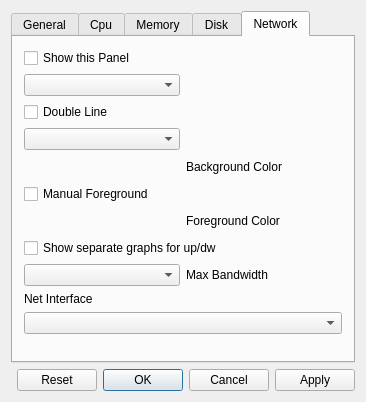
This is PerformanceMonitor.ui in marcelmacuf/Performance-monitor5 as Qt 5 draws it before an edit. The edited form follows.
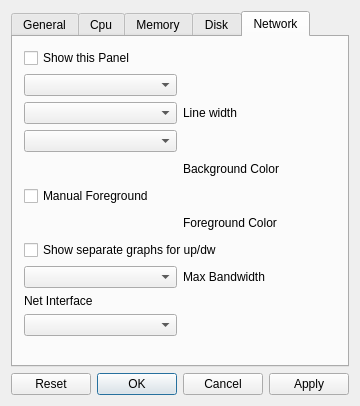
This is the edited form. The open tabs and pages were chosen to show the change. Icons and pictures are not drawn. Custom widgets are drawn as their Qt base class.

Diff of the .ui file:
```diff
--- a/PerformanceMonitor.ui
+++ b/PerformanceMonitor.ui
@@ -6,8 +6,8 @@
    <rect>
     <x>0</x>
     <y>0</y>
-    <width>325</width>
-    <height>402</height>
+    <width>336</width>
+    <height>406</height>
    </rect>
   </property>
   <property name="windowTitle">
@@ -17,15 +17,15 @@
    <iconset resource="PerformanceMonitor.qrc">
     <normaloff>:/PerformanceMonitor/Icon/AppIcon.ico</normaloff>:/PerformanceMonitor/Icon/AppIcon.ico</iconset>
   </property>
-  <layout class="QGridLayout" name="gridLayout">
-   <item row="1" column="1">
+  <layout class="QGridLayout" name="gridLayout_6">
+   <item row="2" column="1">
     <widget class="QDialogButtonBox" name="buttonBox">
      <property name="standardButtons">
       <set>QDialogButtonBox::StandardButton::Apply|QDialogButtonBox::StandardButton::Cancel|QDialogButtonBox::StandardButton::Ok|QDialogButtonBox::StandardButton::Reset</set>
      </property>
     </widget>
    </item>
-   <item row="0" column="0" colspan="2">
+   <item row="1" column="1">
     <widget class="QTabWidget" name="tabWidget">
      <property name="currentIndex">
       <number>0</number>
@@ -400,65 +400,17 @@
       <attribute name="title">
        <string>Network</string>
       </attribute>
-      <layout class="QGridLayout" name="gridLayout_6">
-       <item row="0" column="0" colspan="2">
-        <widget class="QCheckBox" name="showNET">
-         <property name="text">
-          <string>Show this Panel</string>
-         </property>
-        </widget>
-       </item>
-       <item row="1" column="0">
-        <widget class="QComboBox" name="graphNET"/>
-       </item>
-       <item row="2" column="0" colspan="2">
-        <widget class="QCheckBox" name="doubleLineNET">
-         <property name="text">
-          <string>Double Line</string>
-         </property>
-        </widget>
-       </item>
+      <layout class="QGridLayout" name="gridLayout">
        <item row="3" column="0">
         <widget class="QComboBox" name="sizeNET"/>
        </item>
-       <item row="4" column="0">
-        <widget class="ColorButton" name="pbBackNET">
-         <property name="text">
-          <string/>
-         </property>
-         <property name="flat">
-          <bool>true</bool>
-         </property>
-        </widget>
+       <item row="1" column="0">
+        <widget class="QComboBox" name="graphNET"/>
        </item>
-       <item row="4" column="1">
-        <widget class="QLabel" name="label_28">
+       <item row="0" column="0">
+        <widget class="QCheckBox" name="showNET">
          <property name="text">
-          <string>Background Color</string>
-         </property>
-        </widget>
-       </item>
-       <item row="5" column="0" colspan="2">
-        <widget class="QCheckBox" name="chNETManual">
-         <property name="text">
-          <string>Manual Foreground</string>
-         </property>
-        </widget>
-       </item>
-       <item row="6" column="0">
-        <widget class="ColorButton" name="pbLineNET">
-         <property name="text">
-          <string/>
-         </property>
-         <property name="flat">
-          <bool>true</bool>
-         </property>
-        </widget>
-       </item>
-       <item row="6" column="1">
-        <widget class="QLabel" name="label_27">
-         <property name="text">
-          <string>Foreground Color</string>
+          <string>Show this Panel</string>
          </property>
         </widget>
        </item>
@@ -469,13 +421,13 @@
          </property>
         </widget>
        </item>
-       <item row="8" column="0">
-        <widget class="QComboBox" name="maxBandwithNET"/>
-       </item>
-       <item row="8" column="1">
-        <widget class="QLabel" name="label_6">
+       <item row="4" column="0">
+        <widget class="ColorButton" name="pbBackNET">
          <property name="text">
-          <string>Max Bandwidth</string>
+          <string/>
+         </property>
+         <property name="flat">
+          <bool>true</bool>
          </property>
         </widget>
        </item>
@@ -486,7 +438,24 @@
          </property>
         </widget>
        </item>
-       <item row="11" column="0">
+       <item row="2" column="0">
+        <widget class="QComboBox" name="lineSizeNET"/>
+       </item>
+       <item row="2" column="1">
+        <widget class="QLabel" name="label_17">
+         <property name="text">
+          <string>Line width</string>
+         </property>
+        </widget>
+       </item>
+       <item row="6" column="1">
+        <widget class="QLabel" name="label_27">
+         <property name="text">
+          <string>Foreground Color</string>
+         </property>
+        </widget>
+       </item>
+       <item row="11" column="1">
         <spacer name="verticalSpacer_3">
          <property name="orientation">
           <enum>Qt::Orientation::Vertical</enum>
@@ -499,9 +468,43 @@
          </property>
         </spacer>
        </item>
-       <item row="10" column="0" colspan="2">
+       <item row="5" column="0">
+        <widget class="QCheckBox" name="chNETManual">
+         <property name="text">
+          <string>Manual Foreground</string>
+         </property>
+        </widget>
+       </item>
+       <item row="8" column="0">
+        <widget class="QComboBox" name="maxBandwithNET"/>
+       </item>
+       <item row="6" column="0">
+        <widget class="ColorButton" name="pbLineNET">
+         <property name="text">
+          <string/>
+         </property>
+         <property name="flat">
+          <bool>true</bool>
+         </property>
+        </widget>
+       </item>
+       <item row="10" column="0">
         <widget class="QComboBox" name="maxBandwithNET_2"/>
        </item>
+       <item row="4" column="1">
+        <widget class="QLabel" name="label_28">
+         <property name="text">
+          <string>Background Color</string>
+         </property>
+        </widget>
+       </item>
+       <item row="8" column="1">
+        <widget class="QLabel" name="label_6">
+         <property name="text">
+          <string>Max Bandwidth</string>
+         </property>
+        </widget>
+       </item>
       </layout>
      </widget>
     </widget>
```
Left out of the diff: 227 changed lines with no effect on the pictures.
